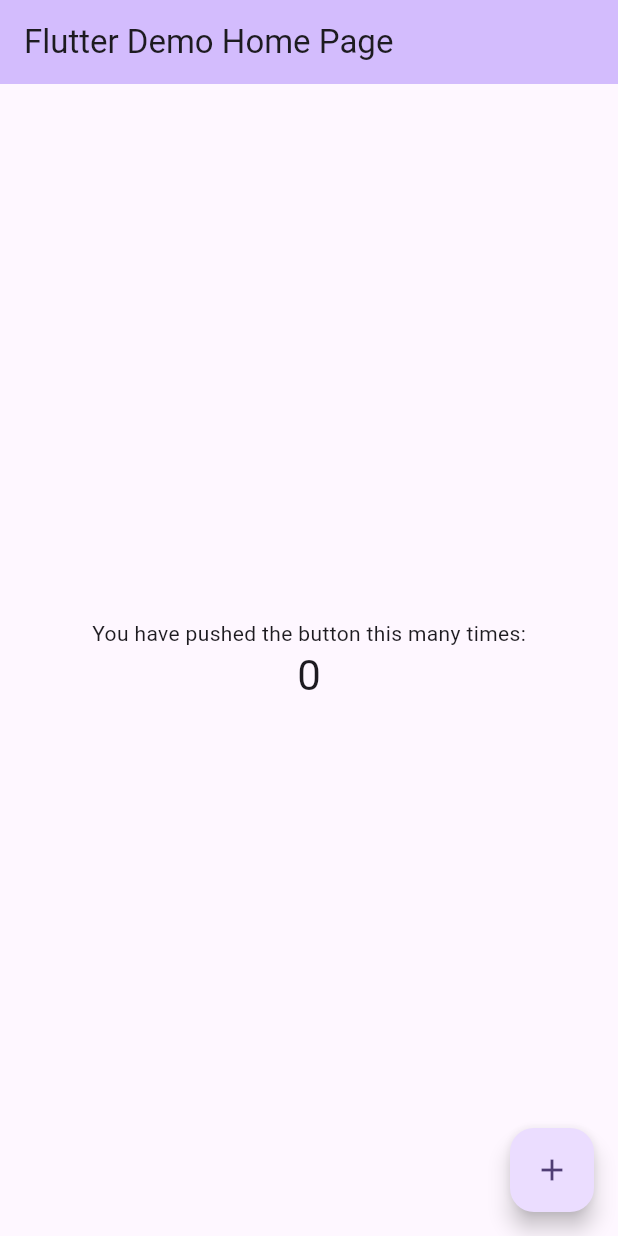
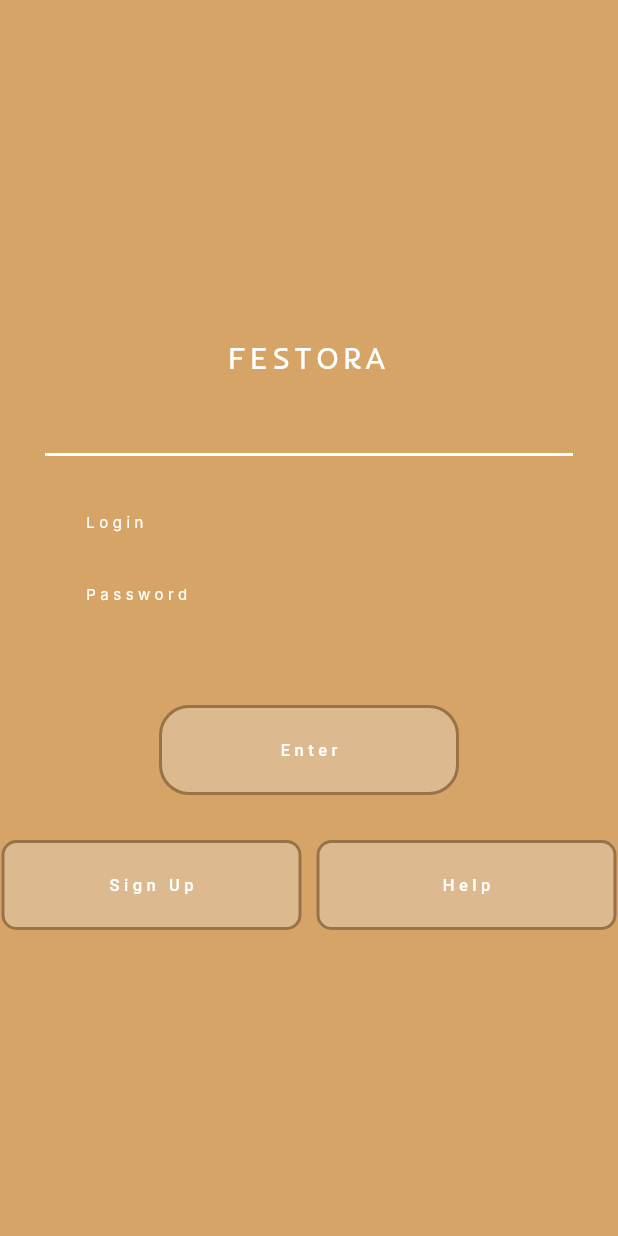
Before and after one commit to VictorAlexandreMuller/Frontend, a Flutter app: the screen it shows after launch, on a phone screen of 412 x 824 dp. Run offline on Flutter 3.47's test engine with Material 3 defaults, Android fonts, the phone set to English and light mode, and no system bars; our stand-ins replace go_router; Roboto replaces fonts that are missing (InriaSans, Inter).

Commit message:
feat: login page

```diff
--- a/lib/main.dart
+++ b/lib/main.dart
@@ -1,4 +1,7 @@
+import 'package:festora/pages/menu/home_page.dart';
+import 'package:festora/pages/navigation/router.dart';
 import 'package:flutter/material.dart';
+import 'package:go_router/go_router.dart';
 
 void main() {
   runApp(const MyApp());
@@ -7,119 +10,15 @@
 class MyApp extends StatelessWidget {
   const MyApp({super.key});
 
-  // This widget is the root of your application.
   @override
   Widget build(BuildContext context) {
-    return MaterialApp(
-      title: 'Flutter Demo',
+    return MaterialApp.router(
+      title: 'Festora',
       theme: ThemeData(
-        // This is the theme of your application.
-        //
-        // TRY THIS: Try running your application with "flutter run". You'll see
-        // the application has a purple toolbar. Then, without quitting the app,
-        // try changing the seedColor in the colorScheme below to Colors.green
-        // and then invoke "hot reload" (save your changes or press the "hot
-        // reload" button in a Flutter-supported IDE, or press "r" if you used
-        // the command line to start the app).
-        //
-        // Notice that the counter didn't reset back to zero; the application
-        // state is not lost during the reload. To reset the state, use hot
-        // restart instead.
-        //
-        // This works for code too, not just values: Most code changes can be
-        // tested with just a hot reload.
         colorScheme: ColorScheme.fromSeed(seedColor: Colors.deepPurple),
         useMaterial3: true,
       ),
-      home: const MyHomePage(title: 'Flutter Demo Home Page'),
+      routerConfig: AppRouter.router,
     );
   }
 }
-
-class MyHomePage extends StatefulWidget {
-  const MyHomePage({super.key, required this.title});
-
-  // This widget is the home page of your application. It is stateful, meaning
-  // that it has a State object (defined below) that contains fields that affect
-  // how it looks.
-
-  // This class is the configuration for the state. It holds the values (in this
-  // case the title) provided by the parent (in this case the App widget) and
-  // used by the build method of the State. Fields in a Widget subclass are
-  // always marked "final".
-
-  final String title;
-
-  @override
-  State<MyHomePage> createState() => _MyHomePageState();
-}
-
-class _MyHomePageState extends State<MyHomePage> {
-  int _counter = 0;
-
-  void _incrementCounter() {
-    setState(() {
-      // This call to setState tells the Flutter framework that something has
-      // changed in this State, which causes it to rerun the build method below
-      // so that the display can reflect the updated values. If we changed
-      // _counter without calling setState(), then the build method would not be
-      // called again, and so nothing would appear to happen.
-      _counter++;
-    });
-  }
-
-  @override
-  Widget build(BuildContext context) {
-    // This method is rerun every time setState is called, for instance as done
-    // by the _incrementCounter method above.
-    //
-    // The Flutter framework has been optimized to make rerunning build methods
-    // fast, so that you can just rebuild anything that needs updating rather
-    // than having to individually change instances of widgets.
-    return Scaffold(
-      appBar: AppBar(
-        // TRY THIS: Try changing the color here to a specific color (to
-        // Colors.amber, perhaps?) and trigger a hot reload to see the AppBar
-        // change color while the other colors stay the same.
-        backgroundColor: Theme.of(context).colorScheme.inversePrimary,
-        // Here we take the value from the MyHomePage object that was created by
-        // the App.build method, and use it to set our appbar title.
-        title: Text(widget.title),
-      ),
-      body: Center(
-        // Center is a layout widget. It takes a single child and positions it
-        // in the middle of the parent.
-        child: Column(
-          // Column is also a layout widget. It takes a list of children and
-          // arranges them vertically. By default, it sizes itself to fit its
-          // children horizontally, and tries to be as tall as its parent.
-          //
-          // Column has various properties to control how it sizes itself and
-          // how it positions its children. Here we use mainAxisAlignment to
-          // center the children vertically; the main axis here is the vertical
-          // axis because Columns are vertical (the cross axis would be
-          // horizontal).
-          //
-          // TRY THIS: Invoke "debug painting" (choose the "Toggle Debug Paint"
-          // action in the IDE, or press "p" in the console), to see the
-          // wireframe for each widget.
-          mainAxisAlignment: MainAxisAlignment.center,
-          children: <Widget>[
-            const Text(
-              'You have pushed the button this many times:',
-            ),
-            Text(
-              '$_counter',
-              style: Theme.of(context).textTheme.headlineMedium,
-            ),
-          ],
-        ),
-      ),
-      floatingActionButton: FloatingActionButton(
-        onPressed: _incrementCounter,
-        tooltip: 'Increment',
-        child: const Icon(Icons.add),
-      ), // This trailing comma makes auto-formatting nicer for build methods.
-    );
-  }
-}
--- /dev/null
+++ b/lib/pages/login/login_page.dart
@@ -0,0 +1,116 @@
+import 'package:flutter/cupertino.dart';
+import 'package:flutter/material.dart';
+
+import '../../widgets/button/button_login.dart';
+import '../../widgets/input/input_login.dart';
+
+class LoginPage extends StatefulWidget {
+  const LoginPage({super.key});
+
+  @override
+  State<StatefulWidget> createState() => _LoginPage();
+}
+
+class _LoginPage extends State<LoginPage> {
+  @override
+  Widget build(BuildContext context) {
+    return GestureDetector(
+      onTap: () => FocusScope.of(context).unfocus(),
+      child: Scaffold(
+        backgroundColor: Color(0xFFd6a467),
+        body: Container(child: homePage()),
+      ),
+    );
+  }
+
+  Widget homePage() {
+    return Padding(
+      padding: const EdgeInsets.only(top: 20),
+      child: Column(
+        mainAxisAlignment: MainAxisAlignment.center,
+        crossAxisAlignment: CrossAxisAlignment.center,
+        children: [
+          homeTitle(),
+          SizedBox(height: 50),
+          mainDivider(),
+          SizedBox(height: 20),
+          inputGroup(),
+          SizedBox(height: 50),
+          buttonGroup()
+        ],
+      ),
+    );
+  }
+
+  Widget homeTitle() {
+    return Text(
+      "FESTORA",
+      textAlign: TextAlign.center,
+      style: TextStyle(
+        fontFamily: "Inder",
+        fontSize: 20,
+        fontWeight: FontWeight.w400,
+        color: Colors.white,
+        letterSpacing: 3.0,
+      ),
+    );
+  }
+
+  Widget mainDivider() {
+    return Divider(
+      height: 1,
+      thickness: 2,
+      color: Colors.white,
+      indent: 30,
+      endIndent: 30,
+    );
+  }
+
+  Widget inputGroup() {
+    return Padding(
+      padding: const EdgeInsets.symmetric(horizontal: 40),
+      child: Column(
+        children: [
+          InputLogin(
+            label: 'Login',
+          ),
+          InputLogin(
+            label: 'Password',
+          ),
+        ],
+      ),
+    );
+  }
+
+  Widget buttonGroup() {
+    return Column(
+      mainAxisAlignment: MainAxisAlignment.center,
+      crossAxisAlignment: CrossAxisAlignment.center,
+      children: [
+        ButtonLogin(
+          text: 'Enter',
+          enabled: true,
+          rounded: true,
+        ),
+        SizedBox(height: 30),
+        Row(
+          mainAxisAlignment: MainAxisAlignment.center,
+          crossAxisAlignment: CrossAxisAlignment.center,
+          children: [
+            ButtonLogin(
+              text: 'Sign Up',
+              enabled: true,
+              rounded: false,
+            ),
+            SizedBox(width: 10),
+            ButtonLogin(
+              text: 'Help',
+              enabled: true,
+              rounded: false,
+            ),
+          ],
+        )
+      ],
+    );
+  }
+}
--- /dev/null
+++ b/lib/pages/menu/home_page.dart
@@ -0,0 +1,21 @@
+import 'package:flutter/cupertino.dart';
+import 'package:flutter/material.dart';
+
+class HomePage extends StatefulWidget {
+  const HomePage({super.key});
+
+  @override
+  State<StatefulWidget> createState() => _HomePage();
+}
+
+class _HomePage extends State<HomePage> {
+  @override
+  Widget build(BuildContext context) {
+    return GestureDetector(
+      onTap: () => FocusScope.of(context).unfocus(),
+      child: Scaffold(
+        backgroundColor: Color(0xFFd6a467),
+      ),
+    );
+  }
+}
--- /dev/null
+++ b/lib/pages/navigation/router.dart
@@ -0,0 +1,36 @@
+import 'package:flutter/material.dart';
+import 'package:go_router/go_router.dart';
+
+import '../login/login_page.dart';
+import '../menu/home_page.dart';
+
+abstract class AppRouter {
+  static GoRouter router = GoRouter(
+    initialLocation: '/login',
+    routes: [
+      GoRoute(
+        path: '/login',
+        builder: (context, state) => LoginPage(),
+      ),
+      // GoRoute(
+      //   path: '/help',
+      //   builder: (context, state) => HelpPage(),
+      // ),
+      GoRoute(
+        path: '/menu',
+        builder: (context, state) => HomePage(),
+      ),
+    ],
+    // redirect: _guard,
+  );
+
+  static String? _guard(BuildContext context, GoRouterState state) {
+    final publicLocations = [
+      '/login',
+      '/register'
+      '/help'
+    ];
+
+    return null;
+  }
+}
--- /dev/null
+++ b/lib/widgets/button/button_login.dart
@@ -0,0 +1,51 @@
+import 'package:flutter/cupertino.dart';
+import 'package:flutter/material.dart';
+
+class ButtonLogin extends StatelessWidget {
+  const ButtonLogin({
+    super.key,
+    this.onPressed,
+    required this.text,
+    required this.enabled,
+    required this.rounded,
+  });
+
+  final VoidCallback? onPressed;
+  final String text;
+  final bool enabled;
+  final bool rounded;
+
+  @override
+  Widget build(BuildContext context) {
+    return InkWell(
+      onTap: enabled ? onPressed : null,
+      child: Container(
+        height: 60,
+        width: 200,
+        decoration: ShapeDecoration(
+          color: Color(0xFFDCB98E),
+          shape: RoundedRectangleBorder(
+            borderRadius:
+                rounded ? BorderRadius.circular(20) : BorderRadius.circular(10),
+            side: BorderSide(
+              color: Color(0xFF967348),
+              width: 2,
+            ),
+          ),
+        ),
+        child: Center(
+          child: Text(
+            text,
+            style: TextStyle(
+              color: Colors.white,
+              fontSize: 11,
+              fontWeight: FontWeight.w500,
+              fontFamily: 'InriaSans',
+              letterSpacing: 3.0,
+            ),
+          ),
+        ),
+      ),
+    );
+  }
+}
--- /dev/null
+++ b/lib/widgets/input/input_login.dart
@@ -0,0 +1,55 @@
+import 'package:flutter/cupertino.dart';
+import 'package:flutter/material.dart';
+
+class InputLogin extends StatefulWidget {
+  const InputLogin({
+    super.key,
+    required this.label,
+  });
+
+  final String label;
+
+  @override
+  _InputLoginState createState() => _InputLoginState();
+}
+
+class _InputLoginState extends State<InputLogin> {
+  late FocusNode _focusNode;
+
+  @override
+  void initState() {
+    super.initState();
+    _focusNode = FocusNode();
+  }
+
+  @override
+  void dispose() {
+    _focusNode.dispose();
+    super.dispose();
+  }
+
+  @override
+  Widget build(BuildContext context) {
+    return TextFormField(
+      focusNode: _focusNode,
+      initialValue: '',
+      style: TextStyle(
+        fontSize: 12, // Diminui o tamanho do texto digitado
+        color: Colors.white,
+        fontFamily: "Inter",
+      ),
+      decoration: InputDecoration(
+        labelText: widget.label,
+        labelStyle: TextStyle(
+          color: Colors.white,
+          fontSize: 10,
+          fontFamily: "Inter",
+          letterSpacing: 3.0,
+        ),
+        border: InputBorder.none,
+        filled: true,
+        fillColor: Colors.transparent,
+      ),
+    );
+  }
+}
```
Also changed, not shown: pubspec.yaml (+23 -34 lines), assets/fonts/Inder-Regular.ttf (added), assets/fonts/inria/InriaSans-Bold.ttf (added), assets/fonts/inria/InriaSans-BoldItalic.ttf (added), assets/fonts/inria/InriaSans-Italic.ttf (added), assets/fonts/inria/InriaSans-Light.ttf (added), assets/fonts/inria/InriaSans-LightItalic.ttf (added), assets/fonts/inria/InriaSans-Regular.ttf (added), lib/pages/event/event_page.dart (added), lib/pages/event/event_settings_page.dart (added), lib/pages/event/events_page.dart (added), lib/pages/login/register_page.dart (added), pubspec.lock.
